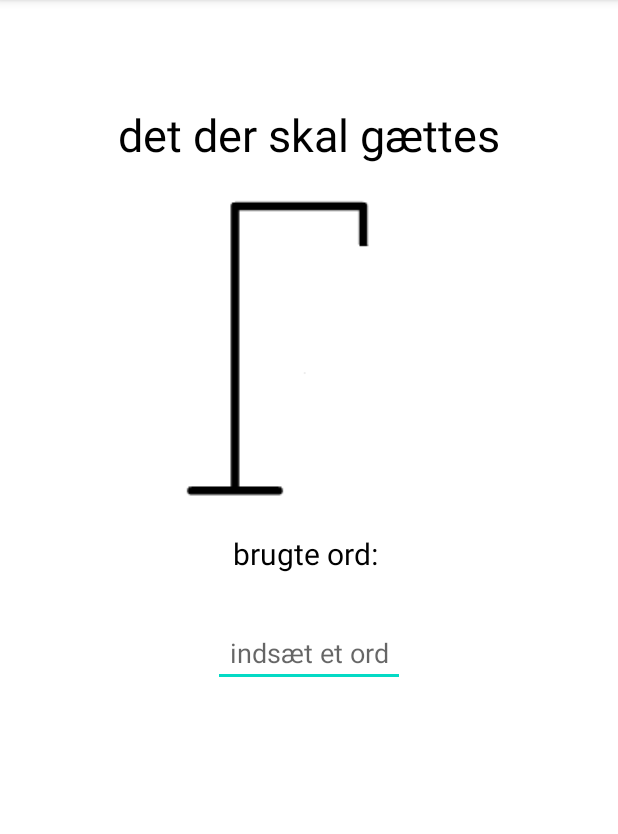
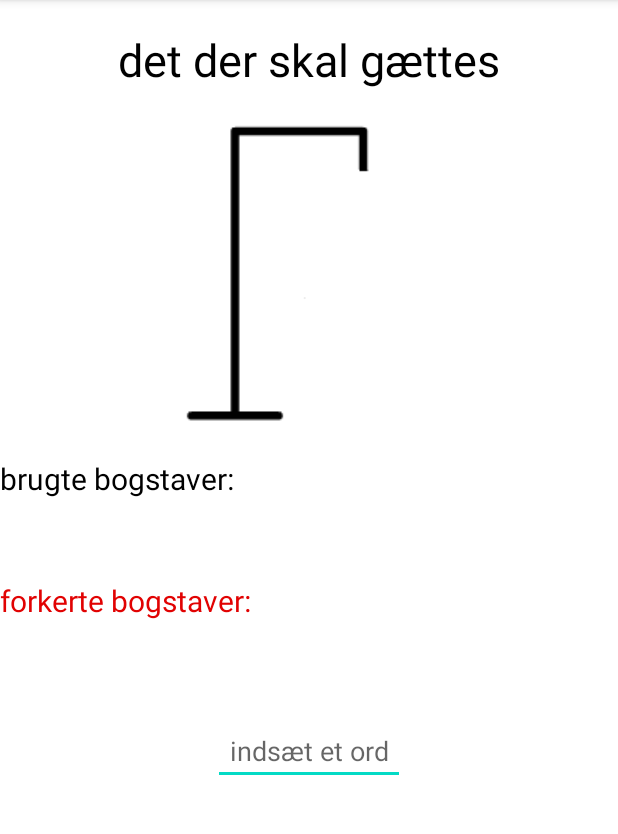
Before and after one commit to Jackktis/GalgeLegAfleveringen, an Android app: the Spillet screen opened directly, with no data from a screen before it, on a phone screen of 412 x 824 dp, the part 84-918 px from its top. Run offline under Robolectric (Android 15) with nearby library versions, the phone set to English and light mode, and no system bars; network calls fail.

Commit message:
ordet bliver nu vist i toppen (men gemt!)

```diff
--- a/src/main/java/com/example/galgelegafleveringen/Spillet.java
+++ b/src/main/java/com/example/galgelegafleveringen/Spillet.java
@@ -21,7 +21,7 @@ import java.util.ArrayList;
 
 public class Spillet extends AppCompatActivity {
 
-    String orderet;
+    String orderet, synligOrd;
     TextView TVgætOrderet;
     GalgeSpilLogikken spillet;
 
@@ -39,8 +39,13 @@ public class Spillet extends AppCompatActivity {
 
          try {
              spillet = (GalgeSpilLogikken) b.get("galgeSpilLogik");
+             orderet = spillet.getOrdet();
 
-             orderet = spillet.getOrdet();
+             spillet.opdaterSynligtOrd();
+             synligOrd = spillet.getSynligtOrd();
+             TVgætOrderet.setText(synligOrd);
+
+
              System.out.println("vi har taget dette ord videre: "+ orderet);
 
          }catch (Exception e){
--- a/src/main/res/layout/activity_spillet.xml
+++ b/src/main/res/layout/activity_spillet.xml
@@ -14,7 +14,7 @@
       android:id="@+id/tbl_gaetOrd"
       android:layout_width="match_parent"
       android:layout_height="80dp"
-      android:layout_marginTop="50dp"
+
       android:layout_weight="1"
       >
     <TextView
@@ -46,15 +46,25 @@
 
       app:srcCompat="@drawable/galge" />
 
-  <TextView
-      android:id="@+id/ProeveOrd"
-      android:layout_width="wrap_content"
-      android:layout_height="wrap_content"
-      android:layout_marginTop="20dp"
-      android:text="brugte ord: "
-      android:textAllCaps="false"
-      android:textColor="@android:color/black"
-      android:textSize="20sp"/>
+    <TextView
+        android:id="@+id/ProeveOrd"
+        android:layout_width="match_parent"
+        android:layout_height="61dp"
+        android:layout_marginTop="20dp"
+        android:text="brugte bogstaver: "
+        android:textAllCaps="false"
+        android:textColor="@android:color/black"
+        android:textSize="20sp" />
+
+    <TextView
+        android:id="@+id/ForkerteOrd"
+        android:layout_width="match_parent"
+        android:layout_height="61dp"
+        android:layout_marginTop="20dp"
+        android:text="forkerte bogstaver: "
+        android:textAllCaps="false"
+        android:textColor="@color/red"
+        android:textSize="20sp" />
 
   <EditText
       android:id="@+id/editTextTextPersonName"
```
